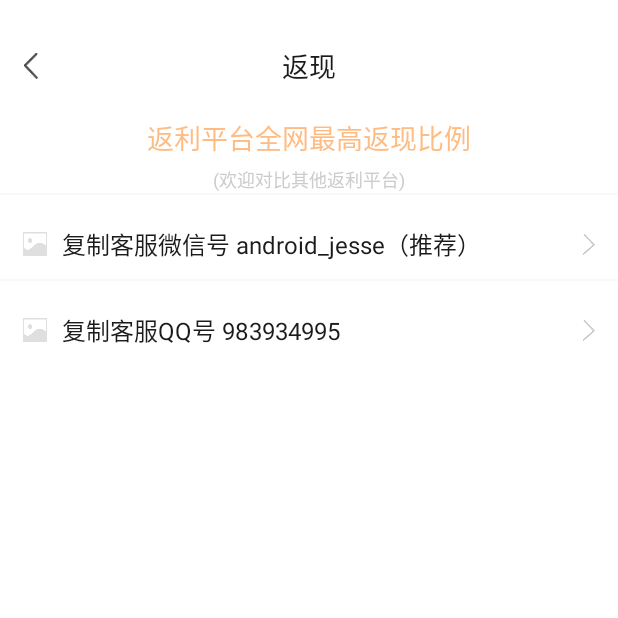
After one commit to hellojessehao/huitao, an Android app: the BackMoneyActivity screen opened directly, with no data from a screen before it, on a phone screen of 412 x 824 dp, the top half of it. The commit adds this screen. Run offline under Robolectric (Android 15) with nearby library versions, the phone set to English and light mode, and no system bars; our stand-ins replace ButterKnife; libraries missing offline, so code that uses them is left out: com.umeng.message; 1 statement that could not run was skipped.

Commit message:
1.增加返现页面

```diff
--- a/app/src/main/AndroidManifest.xml
+++ b/app/src/main/AndroidManifest.xml
@@ -59,6 +59,7 @@
         <!-- pgyer -->
         <!-- 用户反馈页面 -->
         <activity android:name="com.pgyersdk.feedback.FeedbackActivity"/>
+        <activity android:name=".view.activity.BackMoneyActivity" />
 
         <provider
             android:name="com.pgyersdk.PgyerProvider"
--- /dev/null
+++ b/app/src/main/java/com/android/jesse/huitao/view/activity/BackMoneyActivity.java
@@ -0,0 +1,62 @@
+package com.android.jesse.huitao.view.activity;
+
+import android.content.ClipData;
+import android.content.ClipboardManager;
+import android.content.Context;
+import android.view.View;
+import android.widget.TextView;
+
+import com.android.jesse.huitao.R;
+import com.android.jesse.huitao.model.Constant;
+import com.android.jesse.huitao.utils.ToastUtil;
+import com.android.jesse.huitao.view.activity.base.BaseActivity;
+
+import butterknife.BindView;
+import butterknife.OnClick;
+
+/**
+ * @Description: 返现页面
+ * @author: zhangshihao
+ * @date: 2019/11/6
+ */
+public class BackMoneyActivity extends BaseActivity {
+
+    private static final String TAG = BackMoneyActivity.class.getSimpleName();
+
+    @BindView(R.id.tv_title)
+    TextView tv_title;
+
+    private ClipboardManager clipboardManager;
+
+    @Override
+    protected int getLayout() {
+        return R.layout.back_money_activity;
+    }
+
+    @Override
+    protected void initEventAndData() {
+        tv_title.setText("返现");
+
+        clipboardManager = (ClipboardManager) getSystemService(Context.CLIPBOARD_SERVICE);
+    }
+
+    @OnClick({R.id.iv_back,R.id.ll_copy_wx,R.id.ll_copy_qq})
+    public void onClick(View v){
+        switch (v.getId()){
+            case R.id.iv_back:
+                finish();
+                break;
+            case R.id.ll_copy_wx:
+                ClipData wxData = ClipData.newPlainText(Constant.SERVICE_WECHAT,Constant.SERVICE_WECHAT);
+                clipboardManager.setPrimaryClip(wxData);
+                ToastUtil.shortShow("微信号复制成功，去添加吧~");
+                break;
+            case R.id.ll_copy_qq:
+                ClipData qqData = ClipData.newPlainText(Constant.SERVICE_QQ,Constant.SERVICE_QQ);
+                clipboardManager.setPrimaryClip(qqData);
+                ToastUtil.shortShow("QQ号复制成功，去添加吧~");
+                break;
+        }
+    }
+
+}
--- a/app/src/main/java/com/android/jesse/huitao/view/fragment/AboutUsFragment.java
+++ b/app/src/main/java/com/android/jesse/huitao/view/fragment/AboutUsFragment.java
@@ -10,7 +10,9 @@ import com.android.jesse.huitao.R;
 import com.android.jesse.huitao.model.Constant;
 import com.android.jesse.huitao.utils.ToastUtil;
 import com.android.jesse.huitao.utils.WxApiUtils;
+import com.android.jesse.huitao.view.activity.BackMoneyActivity;
 import com.android.jesse.huitao.view.activity.base.BaseFragment;
+import com.blankj.utilcode.util.ActivityUtils;
 
 import butterknife.BindView;
 import butterknife.OnClick;
@@ -36,12 +38,15 @@ public class AboutUsFragment extends BaseFragment {
         clipboardManager = (ClipboardManager) mActivity.getSystemService(Context.CLIPBOARD_SERVICE);
     }
 
-    @OnClick({R.id.ll_share})
+    @OnClick({R.id.ll_share,R.id.ll_back_money})
     public void onClick(View v){
         switch (v.getId()){
             case R.id.ll_share:
                 WxApiUtils.showShareDialog(mContext,R.mipmap.publish_qrcode);
                 break;
+            case R.id.ll_back_money:
+                ActivityUtils.startActivity(BackMoneyActivity.class);
+                break;
         }
     }
 
--- a/app/src/main/res/layout/about_us_fragment.xml
+++ b/app/src/main/res/layout/about_us_fragment.xml
@@ -65,7 +65,7 @@
             android:orientation="horizontal">
 
             <LinearLayout
-                android:id="@+id/ll_score"
+                android:id="@+id/ll_back_money"
                 android:layout_width="0dp"
                 android:layout_height="match_parent"
                 android:layout_weight="1"
--- /dev/null
+++ b/app/src/main/res/layout/back_money_activity.xml
@@ -0,0 +1,75 @@
+<?xml version="1.0" encoding="utf-8"?>
+<LinearLayout xmlns:android="http://schemas.android.com/apk/res/android"
+    android:orientation="vertical"
+    android:layout_width="match_parent"
+    android:layout_height="match_parent">
+
+    <include layout="@layout/common_white_titlebar"/>
+
+    <TextView
+        android:layout_width="wrap_content"
+        android:layout_height="wrap_content"
+        android:layout_gravity="center_horizontal"
+        android:layout_marginTop="@dimen/dp_10"
+        android:text="返利平台全网最高返现比例"
+        android:textColor="@color/orange_80"
+        android:textSize="@dimen/sp_18"
+        />
+
+    <TextView
+        android:layout_width="wrap_content"
+        android:layout_height="wrap_content"
+        android:layout_gravity="center_horizontal"
+        android:layout_marginTop="@dimen/dp_5"
+        android:text="(欢迎对比其他返利平台)"
+        android:textSize="12sp"
+        android:textColor="@color/color_most_shallow"
+        />
+
+    <View style="@style/v_divider_1_match_common"/>
+
+    <LinearLayout
+        android:id="@+id/ll_copy_wx"
+        style="@style/white_layout_common"
+        android:background="@drawable/bg_click_selector"
+        android:layout_marginTop="@dimen/dp_10"
+        >
+
+        <ImageView
+            style="@style/img_setting_item_common"
+            android:src="@mipmap/emptyalbum" />
+
+        <TextView
+            style="@style/txt_black_common"
+            android:text="复制客服微信号 android_jesse（推荐）" />
+
+        <ImageView
+            android:layout_width="wrap_content"
+            android:layout_height="wrap_content"
+            android:src="@mipmap/ic_rightclick" />
+    </LinearLayout>
+
+    <View style="@style/v_divider_1_match_common"/>
+
+    <LinearLayout
+        android:id="@+id/ll_copy_qq"
+        style="@style/white_layout_common"
+        android:background="@drawable/bg_click_selector"
+        android:layout_marginTop="@dimen/dp_10"
+        >
+
+        <ImageView
+            style="@style/img_setting_item_common"
+            android:src="@mipmap/emptyalbum" />
+
+        <TextView
+            style="@style/txt_black_common"
+            android:text="复制客服QQ号 983934995" />
+
+        <ImageView
+            android:layout_width="wrap_content"
+            android:layout_height="wrap_content"
+            android:src="@mipmap/ic_rightclick" />
+    </LinearLayout>
+
+</LinearLayout>
--- /dev/null
+++ b/app/src/main/res/layout/common_white_titlebar.xml
@@ -0,0 +1,44 @@
+<?xml version="1.0" encoding="utf-8"?>
+<LinearLayout xmlns:android="http://schemas.android.com/apk/res/android"
+    android:layout_width="match_parent"
+    android:layout_height="68dp"
+    android:orientation="vertical"
+    android:layout_gravity="top"
+    android:background="@color/white"
+    android:id="@+id/titleBar"
+    >
+
+    <RelativeLayout
+        android:id="@+id/rl_title_bar"
+        android:layout_width="match_parent"
+        android:layout_height="48dp"
+        android:layout_marginTop="@dimen/dp_20"
+        >
+
+        <ImageView
+            android:id="@+id/iv_back"
+            android:layout_width="wrap_content"
+            android:layout_height="wrap_content"
+            android:layout_centerVertical="true"
+            android:padding="15dp"
+            android:src="@mipmap/ic_back" />
+
+        <TextView
+            android:id="@+id/tv_title"
+            android:layout_width="wrap_content"
+            android:layout_height="wrap_content"
+            android:layout_centerHorizontal="true"
+            android:layout_centerVertical="true"
+            android:layout_gravity="center"
+            android:text="课件"
+            android:textColor="@color/color_maintext_title"
+            android:textSize="18sp"
+            android:maxLength="10"
+            android:maxLines="1"
+            android:ellipsize="end"
+            android:singleLine="true"
+            />
+
+    </RelativeLayout>
+
+</LinearLayout>
```
